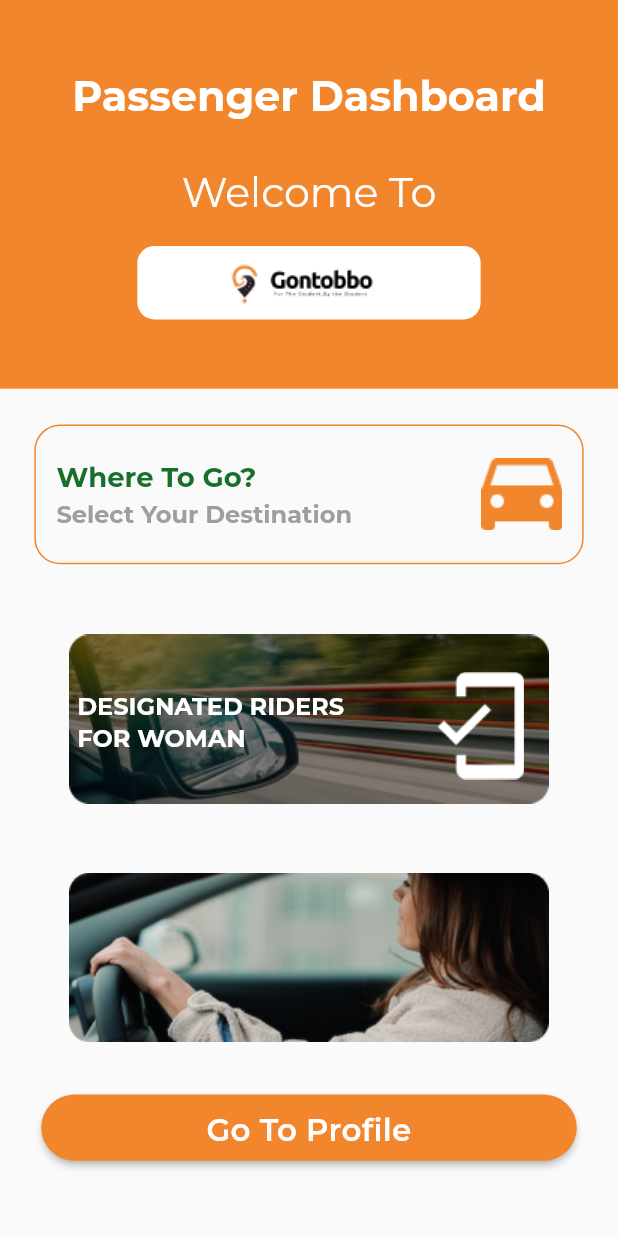
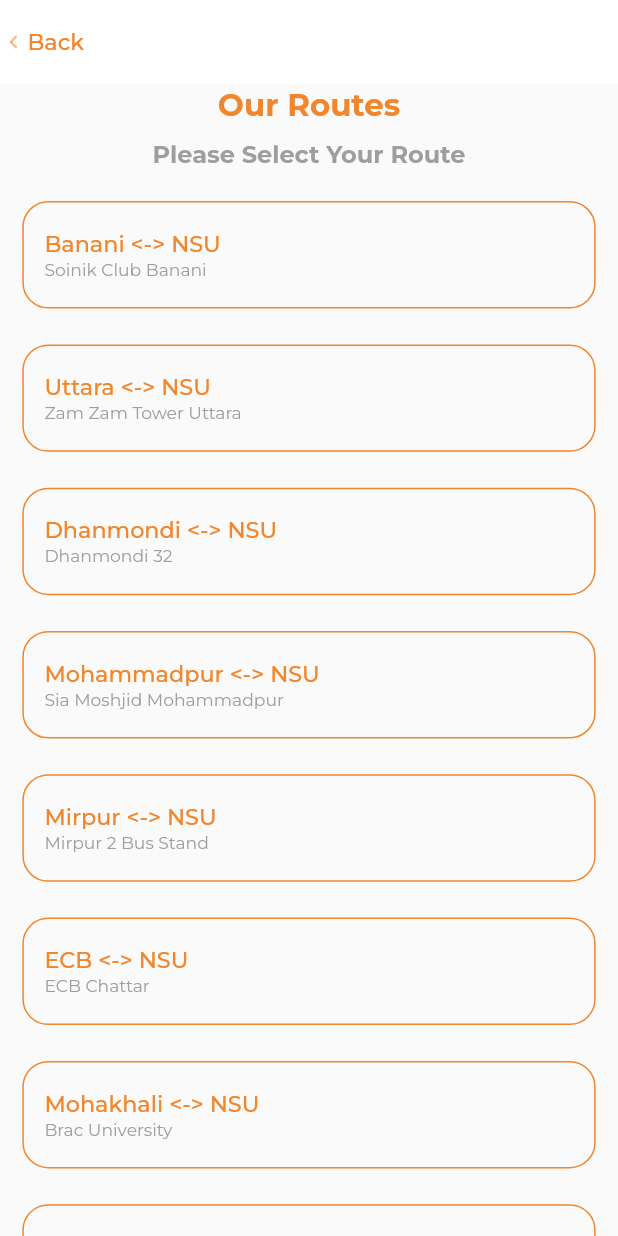
Before and after one commit to mdminhaziftekhar/Gontobbo-App, a Flutter app: the HomeScreen screen opened by its route, after a tap on "Where To Go?", on a phone screen of 412 x 824 dp. Run offline on Flutter 3.47's test engine with Material 2 defaults, Android fonts, the phone set to English and light mode, and no system bars; our stand-ins replace carousel_slider, flutter_screenutil, get, google_fonts.

Commit message:
--implemented select_route_screen

```diff
--- a/lib/routes/app_routes.dart
+++ b/lib/routes/app_routes.dart
@@ -6,6 +6,7 @@ import 'package:gontobbo/screens/auth/passenger_login_screen.dart';
 import 'package:gontobbo/screens/auth/passenger_signup_screen.dart';
 import 'package:gontobbo/screens/home/driver_home_screen.dart';
 import 'package:gontobbo/screens/home/home_screen.dart';
+import 'package:gontobbo/screens/select_route/select_route_screen.dart';
 import 'package:gontobbo/screens/selection/selection_screen.dart';
 
 class AppRoutes{
@@ -16,7 +17,7 @@ class AppRoutes{
   static const driverLoginScreen = '/driver-login-screen';
   static const driverSignupScreen = '/driver-signup-screen';
   static const driverHomeScreen = '/driver-home-screen';
-
+  static const selectRouteScreen = '/select-route-screen';
 }
 
 class AppRouter {
@@ -57,6 +58,11 @@ class AppRouter {
          builder: (_) => const DriverHomeScreen(),
          settings: settings,
        );
+     case AppRoutes.selectRouteScreen:
+       return MaterialPageRoute<dynamic>(
+         builder: (_) => const SelectRouteScreen(),
+         settings: settings,
+       );
      default:
        return null;
    }
--- a/lib/screens/home/driver_home_screen.dart
+++ b/lib/screens/home/driver_home_screen.dart
@@ -58,7 +58,9 @@ class _DriverHomeScreenState extends State<DriverHomeScreen> {
                 ),
                 SizedBox(height: 10.h),
                 InkWell(
-                  onTap: () {},
+                  onTap: () {
+
+                  },
                   child: Container(
                     height: 60.h,
                     width: 320.w,
--- a/lib/screens/home/home_screen.dart
+++ b/lib/screens/home/home_screen.dart
@@ -2,6 +2,7 @@ import 'package:flutter/material.dart';
 import 'package:flutter_screenutil/flutter_screenutil.dart';
 import 'package:gontobbo/common_widgets/app_button_widget3.dart';
 import 'package:gontobbo/constants/gontobbo_typography.dart';
+import 'package:gontobbo/routes/app_routes.dart';
 
 class HomeScreen extends StatefulWidget {
   const HomeScreen({Key? key}) : super(key: key);
@@ -57,7 +58,9 @@ class _HomeScreenState extends State<HomeScreen> {
             ),
             SizedBox(height: 20.h),
             InkWell(
-              onTap: () {},
+              onTap: () {
+                Navigator.pushNamed(context, AppRoutes.selectRouteScreen);
+              },
               child: Container(
                 height: 78.h,
                 width: 320.w,
--- /dev/null
+++ b/lib/screens/select_route/select_route_screen.dart
@@ -0,0 +1,122 @@
+import 'package:flutter/material.dart';
+import 'package:flutter_screenutil/flutter_screenutil.dart';
+import 'package:gontobbo/constants/gontobbo_typography.dart';
+
+class SelectRouteScreen extends StatefulWidget {
+  const SelectRouteScreen({Key? key}) : super(key: key);
+
+  @override
+  State<SelectRouteScreen> createState() => _SelectRouteScreenState();
+}
+
+class _SelectRouteScreenState extends State<SelectRouteScreen> {
+  @override
+  Widget build(BuildContext context) {
+    return SafeArea(
+        child: Scaffold(
+      appBar: AppBar(
+        elevation: 0,
+        backgroundColor: Colors.white,
+        leading: InkWell(
+          onTap: () {
+            Navigator.pop(context);
+          },
+          child: Row(
+            children: [
+              SizedBox(
+                width: 4.w,
+              ),
+              Image.asset(
+                'assets/pngs/left_arrow.png',
+                height: 12.h,
+                width: 8.w,
+              ),
+              SizedBox(width: 4.w),
+              Text(
+                'Back',
+                style: bodySmall2,
+              )
+            ],
+          ),
+        ),
+      ),
+      body: Column(
+          children: [
+            Row(
+              mainAxisAlignment: MainAxisAlignment.center,
+              children: [
+                Text(
+                  'Our Routes',
+                  style: h2BoldPrimary,
+                ),
+              ],
+            ),
+            SizedBox(height: 8.h,),
+            Text('Please Select Your Route', style: bodySmallMediumGrey,),
+            SizedBox(height: 8.h),
+            Expanded(
+              child: ListView.builder(
+                itemCount: routeList.length,
+                itemBuilder: (context, index) {
+                  return InkWell(
+                    onTap: () {
+
+                    },
+                    child: Container(
+                      height: 60.h,
+                      decoration: BoxDecoration(
+                        border: Border.all(color: const Color(0xFFF1862C)),
+                        borderRadius: BorderRadius.circular(15.r),
+                      ),
+                      margin: EdgeInsets.symmetric(horizontal: 13.w, vertical: 10.h),
+                      child: Row(
+                        crossAxisAlignment: CrossAxisAlignment.center,
+                        children: [
+                          SizedBox(width: 12.w),
+                          Column(
+                            mainAxisAlignment: MainAxisAlignment.center,
+                            crossAxisAlignment: CrossAxisAlignment.start,
+                            children: [
+                              Text(
+                                routeList[index].title,
+                                style: bodySmall2,
+                              ),
+                              Text(
+                                routeList[index].text,
+                                style: bodySmall3Grey,
+                              ),
+                            ],
+                          ),
+                        ],
+                      ),
+                    ),
+                  );
+                },
+              ),
+            ),
+          ],
+        ),
+      ),
+    );
+  }
+}
+
+List<RouteModel> routeList = [
+  RouteModel(title: 'Banani <-> NSU', text: 'Soinik Club Banani'),
+  RouteModel(title: 'Uttara <-> NSU', text: 'Zam Zam Tower Uttara'),
+  RouteModel(title: 'Dhanmondi <-> NSU', text: 'Dhanmondi 32'),
+  RouteModel(title: 'Mohammadpur <-> NSU', text: 'Sia Moshjid Mohammadpur'),
+  RouteModel(title: 'Mirpur <-> NSU', text: 'Mirpur 2 Bus Stand'),
+  RouteModel(title: 'ECB <-> NSU', text: 'ECB Chattar'),
+  RouteModel(title: 'Mohakhali <-> NSU', text: 'Brac University'),
+  RouteModel(title: 'Kawran Bazar <-> NSU', text: 'Kawran Bazar Bus Stand'),
+  RouteModel(title: 'Banasree <-> NSU', text: 'Maradia Bus Stop'),
+  RouteModel(title: 'Badda <-> NSU', text: 'Notun Bazar Badda'),
+];
+
+class RouteModel {
+  final String title;
+  final String text;
+
+  RouteModel({required this.title, required this.text});
+}
```
